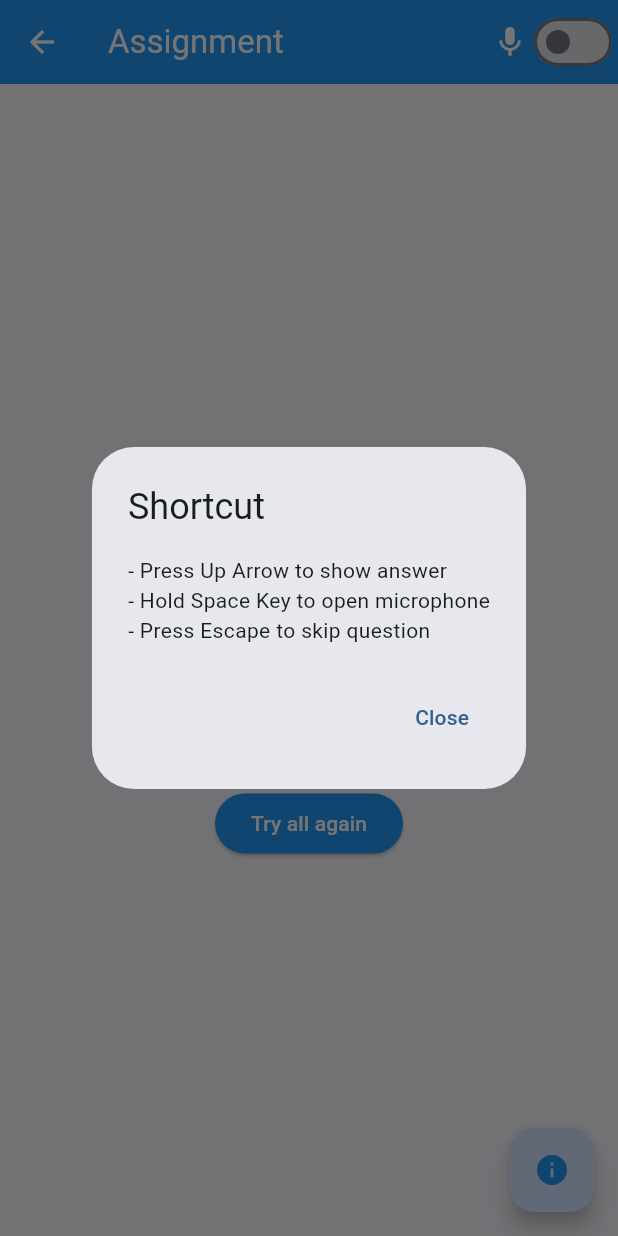
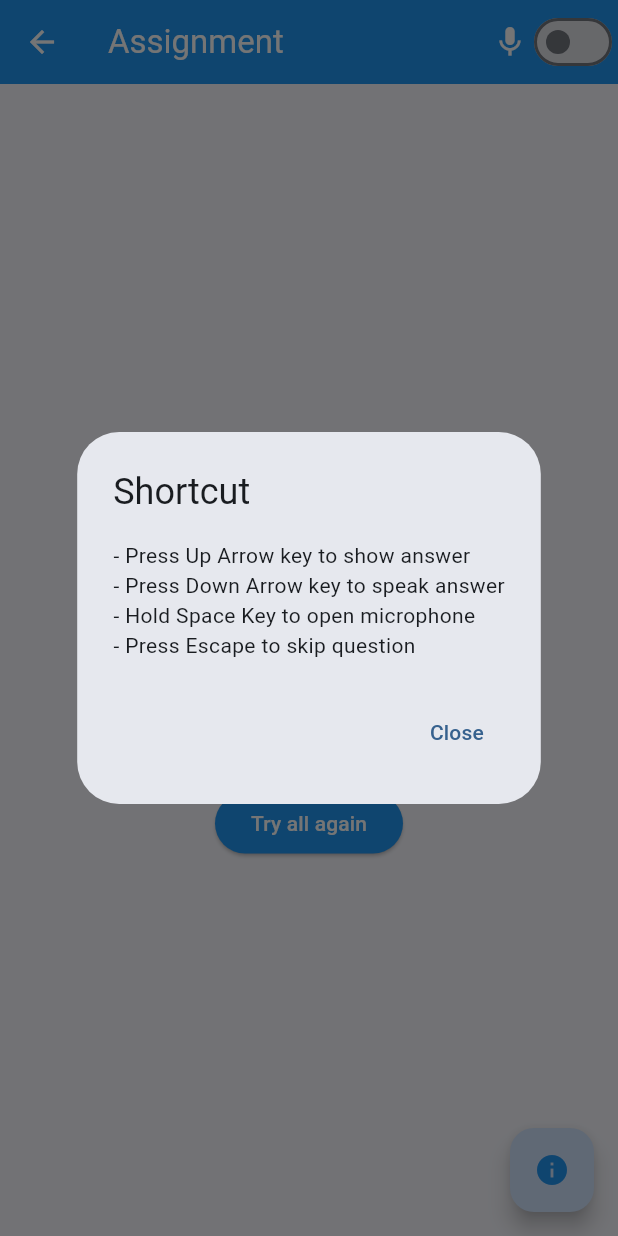
Before and after one commit to vucaogithub/vocabulary_training, a Flutter app: the AssignmentScreen screen opened directly with empty values, after a tap on the "info" icon, on a phone screen of 412 x 824 dp. Run offline on Flutter 3.47's test engine with Material 3 defaults, Android fonts, the phone set to English and light mode, and no system bars; our stand-ins replace avatar_glow, bloc, dio, equatable, flip_card, flutter_bloc and 9 more; network calls fail.

Commit message:
add word type in assignment and shortkey speak word

```diff
--- a/lib/models/assignment_model.dart
+++ b/lib/models/assignment_model.dart
@@ -8,6 +8,7 @@ class AssignmentItem extends WordItemModel {
       super.example,
       super.exampleVietnamese,
       super.id,
+      super.wordType,
       super.meaning,
       super.phonetics,
       super.topic,
@@ -22,6 +23,7 @@ class AssignmentItem extends WordItemModel {
       id: json["id"],
       topic: json["topic"],
       english: json["english"],
+      wordType: json["word_type"],
       phonetics: json["phonetics"],
       vietnamese: json["vietnamese"],
       meaning: json["meaning"],
--- a/lib/screens/assignment/assignment_screen.dart
+++ b/lib/screens/assignment/assignment_screen.dart
@@ -1,5 +1,6 @@
 import 'package:flutter/material.dart';
 import 'package:flutter/services.dart';
+import 'package:flutter_tts/flutter_tts.dart';
 import 'package:speech_to_text/speech_to_text.dart';
 import 'package:vocabulary_training/models/assignment_model.dart';
 import 'package:vocabulary_training/models/word_item_model.dart';
@@ -28,6 +29,7 @@ class _AssignmentScreenState extends State<AssignmentScreen> {
   final isUSingMicro = ValueNotifier(false);
   final answerCorrect = ValueNotifier(false);
   final SpeechToText _speechToText = SpeechToText();
+  final flutterTts = FlutterTts();
 
   @override
   void initState() {
@@ -52,17 +54,19 @@ class _AssignmentScreenState extends State<AssignmentScreen> {
 
   bool _onKey(KeyEvent event) {
     final key = event.logicalKey.keyLabel;
+    final fistItem = assignmentModel.firstOrNull;
     if (event is KeyDownEvent) {
-      final fistItem = assignmentModel.firstOrNull;
       if (isUSingMicro.value != true) {
         if (!node.hasFocus) {
           FocusScope.of(context).requestFocus(node);
         }
         if (key == LogicalKeyboardKey.arrowUp.keyLabel) {
           _showAnswer(context);
+        } else if (key == LogicalKeyboardKey.arrowDown.keyLabel) {
+          flutterTts.speak("${fistItem?.english}");
         } else if (key == LogicalKeyboardKey.enter.keyLabel) {
           if (fistItem == null && assignmentModel.wordRemaining <= 0) {
-            _reset(context,widget.words);
+            _reset(context, widget.words);
           }
         } else if (key == LogicalKeyboardKey.escape.keyLabel) {
           _skipWord();
@@ -70,6 +74,8 @@ class _AssignmentScreenState extends State<AssignmentScreen> {
       } else {
         if (key == LogicalKeyboardKey.arrowUp.keyLabel) {
           _showAnswer(context);
+        } else if (key == LogicalKeyboardKey.arrowDown.keyLabel) {
+          flutterTts.speak("${fistItem?.english}");
         }
       }
     } else if (event is KeyRepeatEvent) {
@@ -146,7 +152,7 @@ class _AssignmentScreenState extends State<AssignmentScreen> {
                     if (isCompleted) {
                       return AssignmentComplete(
                         assignmentModel: assignmentModel,
-                        onTryAgainPressed: (){
+                        onTryAgainPressed: () {
                           _reset(context, widget.words);
                         },
                         onRetest: (List<AssignmentItem> list) {
@@ -172,7 +178,15 @@ class _AssignmentScreenState extends State<AssignmentScreen> {
                           "${fistItem?.vietnamese}",
                           textAlign: TextAlign.center,
                           style: const TextStyle(
-                              fontSize: 16, fontWeight: FontWeight.w500),
+                              fontSize: 16, fontWeight: FontWeight.bold),
+                        ),
+                        Text(
+                          "(${fistItem?.wordType})",
+                          textAlign: TextAlign.center,
+                          style: const TextStyle(
+                              fontSize: 16,
+                              fontWeight: FontWeight.w500,
+                              fontStyle: FontStyle.italic),
                         ),
                         ValueListenableBuilder(
                             valueListenable: showAnswer,
@@ -182,10 +196,15 @@ class _AssignmentScreenState extends State<AssignmentScreen> {
                                   child: Row(
                                     mainAxisSize: MainAxisSize.min,
                                     children: [
-                                      SelectableText("${fistItem?.english}",style: const TextStyle(fontWeight: FontWeight.bold),),
+                                      SelectableText(
+                                        "${fistItem?.english}",
+                                        style: const TextStyle(
+                                            fontWeight: FontWeight.bold),
+                                      ),
                                       SelectableText("${fistItem?.phonetics}"),
                                       TTSWidget(
                                         text: fistItem?.english,
+                                        flutterTts: flutterTts,
                                       )
                                     ],
                                   ));
@@ -229,8 +248,7 @@ class _AssignmentScreenState extends State<AssignmentScreen> {
                               width: 12,
                             ),
                             _buildElevatedButton(
-                                onPressed: _skipWord,
-                                title: "Skip"),
+                                onPressed: _skipWord, title: "Skip"),
                             const SizedBox(
                               width: 12,
                             ),
@@ -318,7 +336,7 @@ class _AssignmentScreenState extends State<AssignmentScreen> {
     });
   }
 
-  void _reset(BuildContext context,List<AssignmentItem> items) {
+  void _reset(BuildContext context, List<AssignmentItem> items) {
     Navigator.pop(context);
     final newList = items.map((e) {
       e.reset();
@@ -327,8 +345,7 @@ class _AssignmentScreenState extends State<AssignmentScreen> {
     Navigator.push(
         context,
         MaterialPageRoute(
-            builder: (context) =>
-                AssignmentScreen(words: newList)));
+            builder: (context) => AssignmentScreen(words: newList)));
   }
 
   Future<void> showInfoDialog(BuildContext context) async {
@@ -341,7 +358,8 @@ class _AssignmentScreenState extends State<AssignmentScreen> {
           content: const SingleChildScrollView(
             child: ListBody(
               children: <Widget>[
-                Text('- Press Up Arrow to show answer'),
+                Text('- Press Up Arrow key to show answer'),
+                Text('- Press Down Arrow key to speak answer'),
                 Text('- Hold Space Key to open microphone'),
                 Text('- Press Escape to skip question'),
               ],
```
